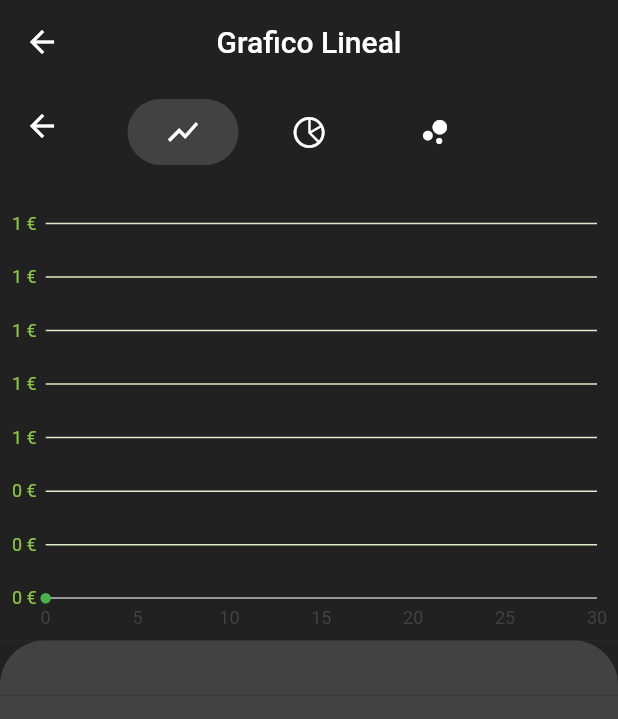
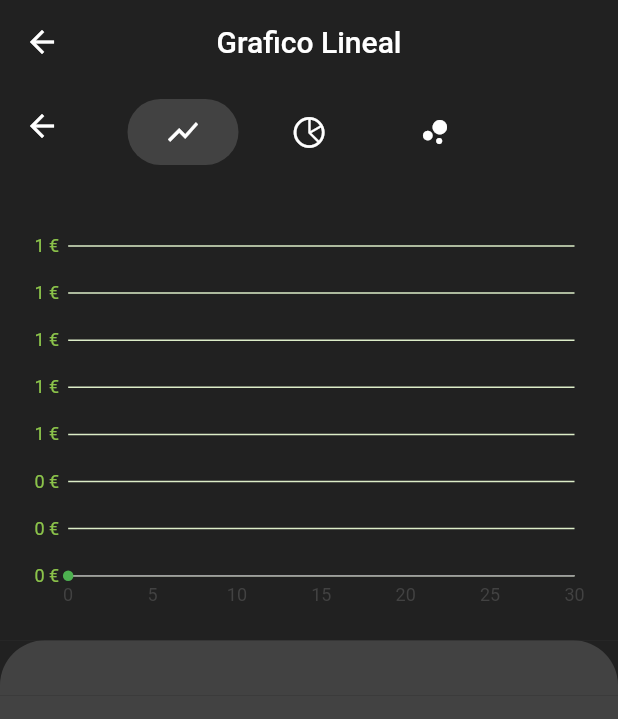
Before and after one commit to rodrigoBak-flutter/app_balance_bakapp, a Flutter app: the ChartsScreen screen opened directly, after a tap on the "show chart" icon, on a phone screen of 412 x 824 dp. Shown: the top 719 px of the screen. Run offline on Flutter 3.47's test engine with Material 2 defaults, Android fonts, the phone set to English and light mode, and no system bars; our stand-ins replace charts_flutter_new, flutter_local_notifications, flutter_native_timezone, flutter_slidable, flutter_time_picker_spinner, fluttertoast and 5 more; missing offline and left inert: flutter_material_color_picker; accounts and stored records are empty.

Commit message:
app_cashFlowPlus_deployment

```diff
--- a/lib/src/widgets/chart_widget_wt/chartline_widget.dart
+++ b/lib/src/widgets/chart_widget_wt/chartline_widget.dart
@@ -105,6 +105,8 @@ class ChartLineWidget extends StatelessWidget {
     ];
 
     return SizedBox(
+      child: Padding(
+        padding: const EdgeInsets.all(15.0),
         child: charts.LineChart(
           series,
           animate: true,
@@ -118,17 +120,18 @@ class ChartLineWidget extends StatelessWidget {
           primaryMeasureAxis: charts.NumericAxisSpec(
             renderSpec: charts.GridlineRendererSpec(
                 lineStyle: charts.LineStyleSpec(
-                  color:
-                      charts.ColorUtil.fromDartColor(Colors.lightGreen[100]!)),
+                    color: charts.ColorUtil.fromDartColor(
+                        Colors.lightGreen[100]!)),
                 labelStyle: charts.TextStyleSpec(
-                  color:
-                      charts.ColorUtil.fromDartColor(Colors.lightGreen[500]!)),
+                    color: charts.ColorUtil.fromDartColor(
+                        Colors.lightGreen[500]!)),
                 labelAnchor: charts.TickLabelAnchor.after,
                 labelJustification: charts.TickLabelJustification.outside),
             //tickFormatterSpec, con esto determino la unidad de medida de mis "Y", en este caso en euros
             tickFormatterSpec:
                 charts.BasicNumericTickFormatterSpec.fromNumberFormat(
-                  NumberFormat.simpleCurrency(decimalDigits: 0, locale: 'es')),
+                    NumberFormat.simpleCurrency(
+                        decimalDigits: 0, locale: 'es')),
             tickProviderSpec:
                 //Esto determina la cantidad de lineas que apareceran en mi eje carte
                 const charts.BasicNumericTickProviderSpec(desiredTickCount: 8),
@@ -171,6 +174,7 @@ class ChartLineWidget extends StatelessWidget {
             ),
           ],
         ),
+      ),
     );
   }
 }
@@ -211,7 +215,6 @@ class SymbolRender extends charts.CircleSymbolRenderer {
         stroke: charts.ColorUtil.fromDartColor(Colors.white),
         strokeWidthPx: 1);
 
-
     //Es mi variable declarada para darle un estilo propio al texto
     txtStyle.color = charts.MaterialPalette.white;
     txtStyle.fontSize = 12;
@@ -221,7 +224,7 @@ class SymbolRender extends charts.CircleSymbolRenderer {
       element.TextElement(
           'Dia ${ChartLineWidget.pointDay} \n${ChartLineWidget.pointAmount}',
           style: txtStyle),
-      (bounds.left -1).round(),
+      (bounds.left - 1).round(),
       (bounds.top - 32).round(),
     );
   }
```
Lines whose indentation alone changed are shown as unchanged.
